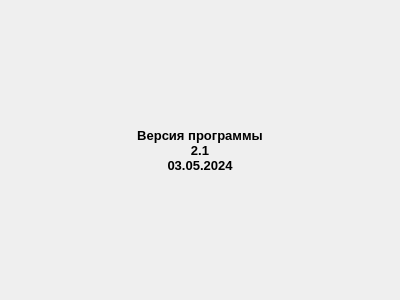
zak2791/Tabloh2H, file version.ui: the form before one commit.
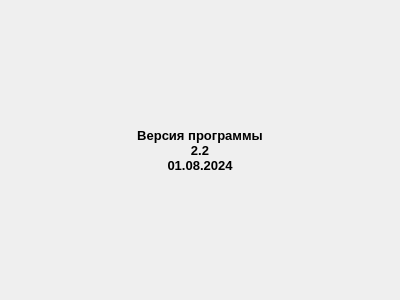
The form after the commit.

The edit to the form file:
```diff
--- a/version.ui
+++ b/version.ui
@@ -31,14 +31,13 @@
    <property name="font">
     <font>
      <pointsize>10</pointsize>
-     <weight>75</weight>
      <bold>true</bold>
     </font>
    </property>
    <property name="text">
     <string>Версия программы
-2.1
-03.05.2024</string>
+2.2
+01.08.2024</string>
    </property>
    <property name="alignment">
     <set>Qt::AlignCenter</set>
```
